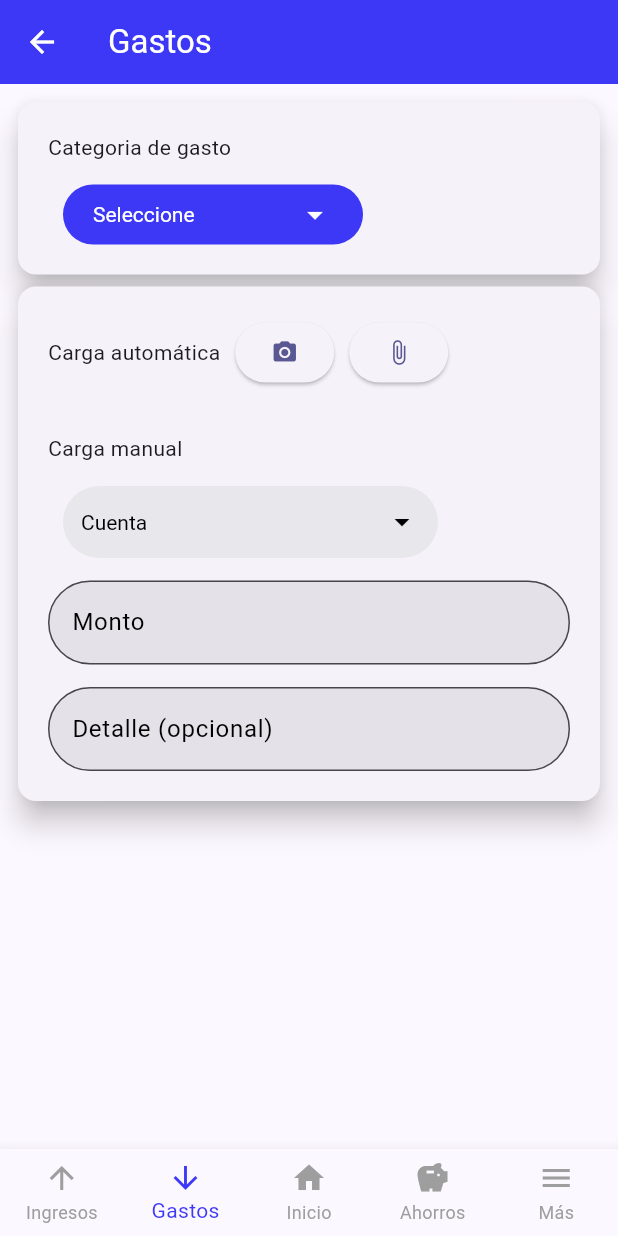
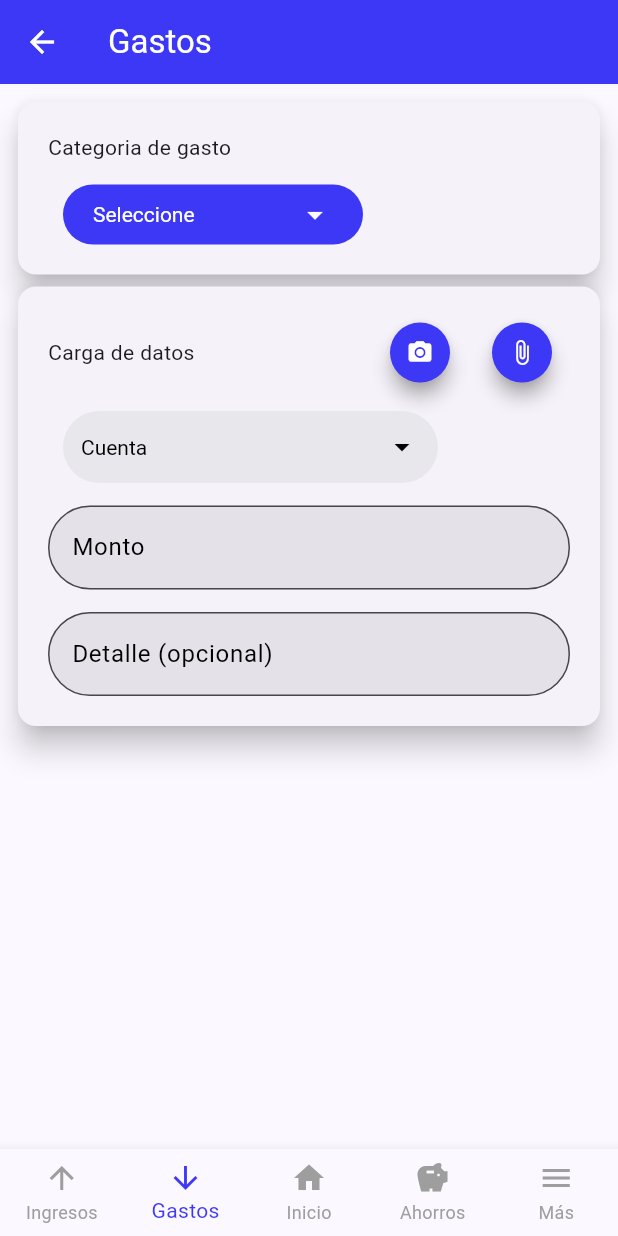
Before and after one commit to Marcee096/marnager, a Flutter app: the GastosPage screen opened directly, on a phone screen of 412 x 824 dp. Run offline on Flutter 3.47's test engine with Material 3 defaults, Android fonts, the phone set to English and light mode, and no system bars; missing offline and left inert: fluid_dropdown_input.

Commit message:
cambiar botones

```diff
--- a/lib/src/pages/gastos_page.dart
+++ b/lib/src/pages/gastos_page.dart
@@ -230,20 +230,45 @@ class _GastosPageState extends State<GastosPage> {
           crossAxisAlignment: CrossAxisAlignment.start,
           children: <Widget>[
           Row(
+            mainAxisAlignment: MainAxisAlignment.spaceBetween,
             children: <Widget>[
-                const Text('Carga automática'),
-                SizedBox(width: 10.0),
-                ElevatedButton(onPressed: () {}, child: Icon(Icons.camera_alt)),
-                const SizedBox(width: 10.0),
-                ElevatedButton(onPressed: () {}, child: Icon(Icons.attach_file)),
+              const Text('Carga de datos'),
+              Row(
+                mainAxisSize: MainAxisSize.max,
+                children: <Widget>[
+                  ElevatedButton(
+                    style: ElevatedButton.styleFrom(
+                      backgroundColor: const Color.fromARGB(255, 61, 56, 245),
+                      foregroundColor: Colors.white,
+                      shape: const CircleBorder(),
+                      padding: const EdgeInsets.all(8), // Reducido de 12 a 8
+                      elevation: 5,
+                      shadowColor: Colors.grey,
+                    ),
+                    onPressed: () {
 
+                    },
+                    child: const Icon(Icons.camera_alt, size: 18), // Icono más pequeño
+                  ),
+                  const SizedBox(width: 4.0), // Reducido de 8.0 a 4.0
+                  ElevatedButton(
+                    style: ElevatedButton.styleFrom(
+                      backgroundColor: const Color.fromARGB(255, 61, 56, 245),
+                      foregroundColor: Colors.white,
+                      shape: const CircleBorder(),
+                      padding: const EdgeInsets.all(8), // Reducido de 12 a 8
+                      elevation: 5,
+                      shadowColor: Colors.grey,
+                    ),
+                    onPressed: () {
+
+                    },
+                    child: const Icon(Icons.attach_file, size: 18), // Icono más pequeño
+                  ),
                 ],
               ),
-            const SizedBox(height: 15.0),
-
-
-            const SizedBox(height: 15.0),
-            const Text('Carga manual'),
+            ],
+          ),
           const SizedBox(height: 15.0),
           _crearDropdownCuentas(),
           const SizedBox(height: 15.0),
@@ -273,6 +298,5 @@ class _GastosPageState extends State<GastosPage> {
           ),
         ],
       ),
-      ),
-    );
+    ));
 }}
```
Lines whose indentation alone changed are shown as unchanged.
